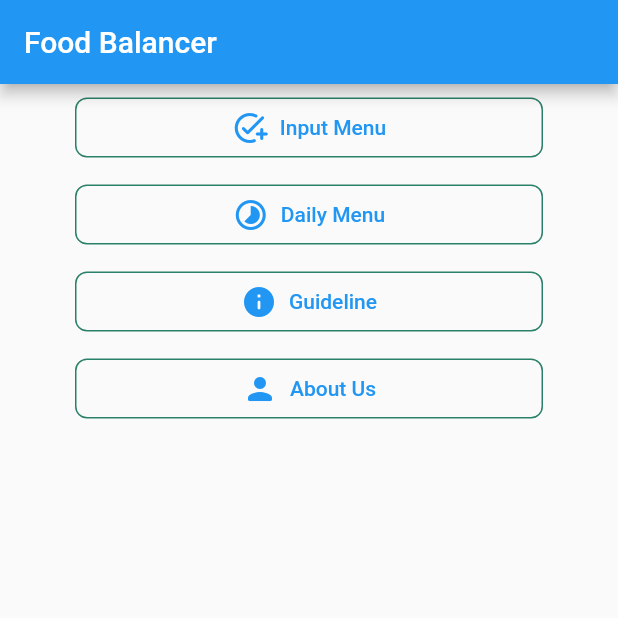
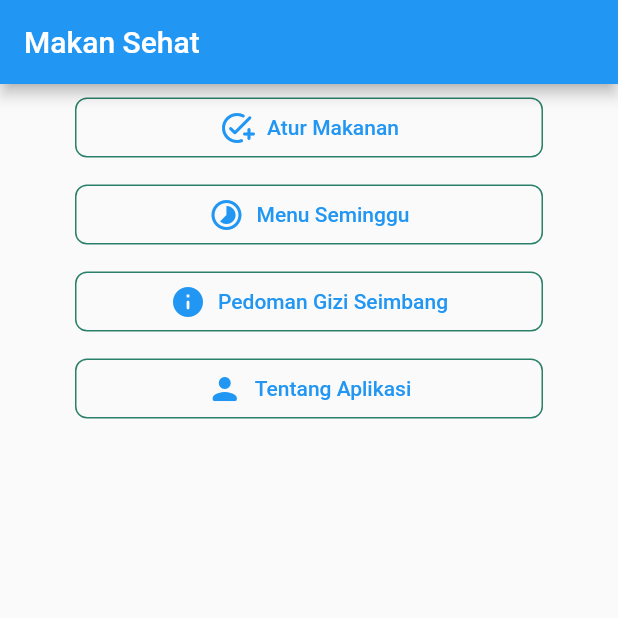
Before and after one commit to arhifisyant/FoodBalancer, a Flutter app: the screen it shows after launch, on a phone screen of 412 x 824 dp, the top half of it. Run offline on Flutter 3.47's test engine with Material 2 defaults, Android fonts, the light colour scheme and no system bars; our stand-ins replace get, sqflite; missing offline and left inert: advance_pdf_viewer; accounts and stored records are empty.

Commit message:
menu and submenu naming

```diff
--- a/lib/ui/aboutus/about.dart
+++ b/lib/ui/aboutus/about.dart
@@ -4,9 +4,9 @@ class AboutPage extends StatelessWidget {
   @override
   Widget build(BuildContext context){
     return Scaffold(
-      appBar: AppBar(title: Text("About"),),
+      appBar: AppBar(title: Text("Tentang Aplikasi"),),
       body: Container(
-          margin: const EdgeInsets.symmetric(horizontal: 20, vertical: 30),
+          margin: const EdgeInsets.symmetric(horizontal: 30, vertical: 30),
           alignment: Alignment.topCenter,
           child: const Text('''
         Aplikasi ini Dipersembahkan untuk Keluarga dalam rangka mengatur menu makanan dengan gizi seimbang.
--- a/lib/ui/home/home_page.dart
+++ b/lib/ui/home/home_page.dart
@@ -25,10 +25,10 @@ class MenuData{
 class HomePage extends StatelessWidget {
 
   List<MenuData> _getData()=> [
-    MenuData(const Icon(Icons.add_task_rounded), "Input Menu", SCREEN_TYPE.INPUT_MENU),
-    MenuData(const Icon(Icons.timelapse_rounded), "Daily Menu", SCREEN_TYPE.DAILY_MENU),
-    MenuData(const Icon(Icons.info_rounded), "Guideline", SCREEN_TYPE.GUIDE),
-    MenuData(const Icon(Icons.person_rounded), "About Us", SCREEN_TYPE.ABOUT),
+    MenuData(const Icon(Icons.add_task_rounded), "Atur Makanan", SCREEN_TYPE.INPUT_MENU),
+    MenuData(const Icon(Icons.timelapse_rounded), "Menu Seminggu", SCREEN_TYPE.DAILY_MENU),
+    MenuData(const Icon(Icons.info_rounded), "Pedoman Gizi Seimbang", SCREEN_TYPE.GUIDE),
+    MenuData(const Icon(Icons.person_rounded), "Tentang Aplikasi", SCREEN_TYPE.ABOUT),
   ];
 
   @override
@@ -36,7 +36,7 @@ class HomePage extends StatelessWidget {
 
     return Scaffold(
       appBar: AppBar(
-        title: Text("Food Balancer"),
+        title: Text("Makan Sehat"),
       ),
       body: ListView.builder(itemBuilder: (contex, index) {
         return Container(
```
Also changed, not shown: 6 other files.
